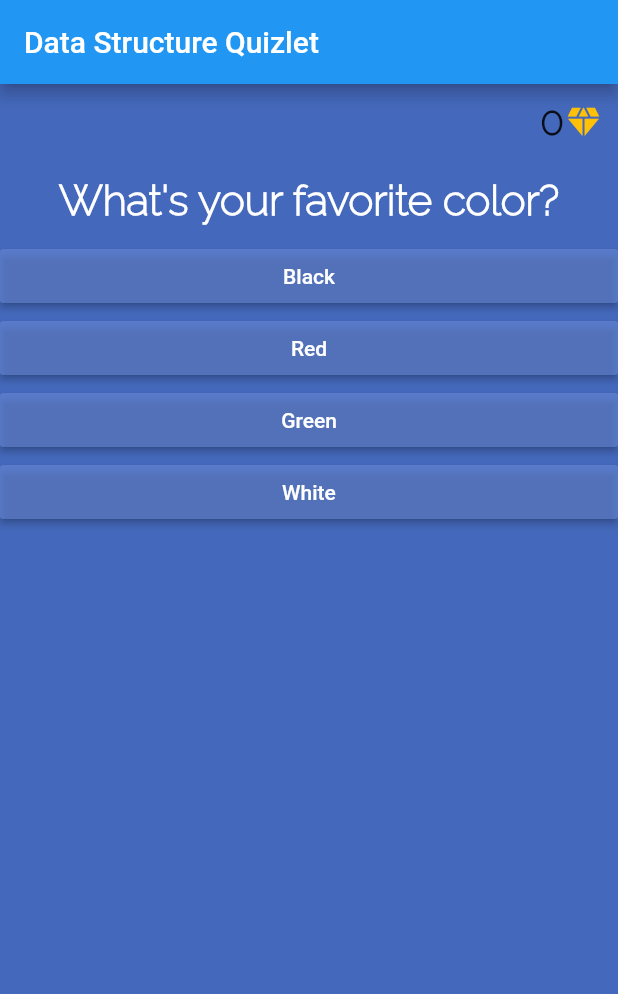
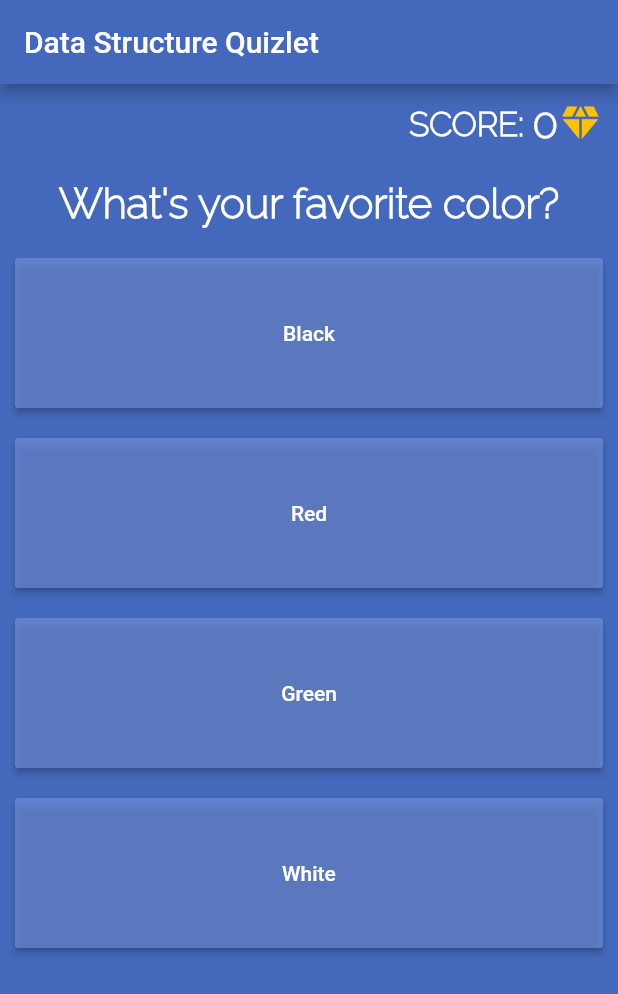
Before and after one commit to acatarinaoaraujo/quiz-app, a Flutter app: the screen it shows after launch, on a phone screen of 412 x 824 dp. Shown: the top 994 px of the screen. Run offline on Flutter 3.47's test engine with Material 2 defaults, Android fonts, the phone set to English and light mode, and no system bars.

Commit message:
final touches

```diff
--- a/quiz_app/lib/answer.dart
+++ b/quiz_app/lib/answer.dart
@@ -9,9 +9,11 @@ class Answer extends StatelessWidget {
   @override
   Widget build(BuildContext context) {
     return Container(
+      margin: EdgeInsets.all(10),
       width: double.infinity,
+      height: 100,
       child: RaisedButton(
-        color: Color.fromARGB(156, 103, 137, 216),
+        color: Color.fromARGB(156, 117, 149, 226),
         textColor: Colors.white,
         child: Text(answerText),
         onPressed: selectHandler,
--- a/quiz_app/lib/main.dart
+++ b/quiz_app/lib/main.dart
@@ -77,6 +77,7 @@ class _MyAppState extends State<MyApp> {
         backgroundColor: Color.fromRGBO(68, 104, 187, 20),
         appBar: AppBar(
           title: Text('Data Structure Quizlet'),
+          backgroundColor: Color.fromRGBO(68, 104, 187, 20),
         ),
         body: _questionIndex < _questions.length
             ? Quiz(
--- a/quiz_app/lib/score.dart
+++ b/quiz_app/lib/score.dart
@@ -14,17 +14,25 @@ class Score extends StatelessWidget {
         mainAxisAlignment: MainAxisAlignment.end,
         children: [
           Text(
+            'SCORE: ',
+            style: TextStyle(
+                fontSize: 22,
+                fontFamily: 'Raleway',
+                fontWeight: FontWeight.w600,
+                color: Colors.white),
+          ),
+          Text(
             scoreText.toString(),
             style: TextStyle(
-                fontSize: 26,
+                fontSize: 28,
                 fontFamily: 'Raleway',
-                fontWeight: FontWeight.w800),
-            textAlign: TextAlign.right,
+                fontWeight: FontWeight.w600,
+                color: Colors.white),
           ),
           Icon(
             Icons.diamond_sharp,
             color: Colors.amber,
-            size: 26.0,
+            size: 30.0,
             semanticLabel: 'Text to announce in accessibility modes',
           ),
         ],
```
Also changed, not shown: quiz_app/lib/result.dart (+12 -1 lines).
